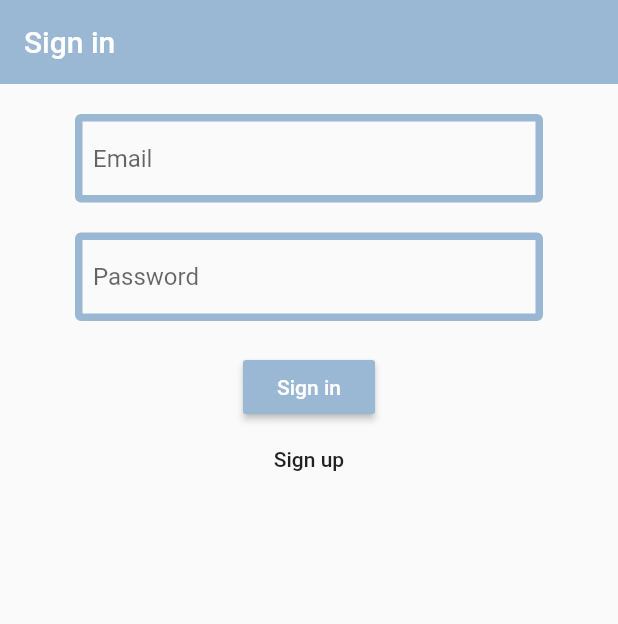
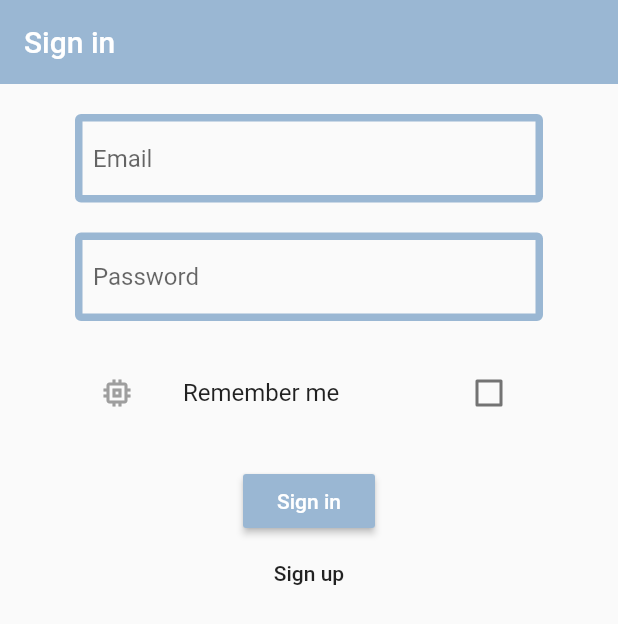
Before and after one commit to johncerpa/BuddyLists, a Flutter app: the screen it shows after launch, on a phone screen of 412 x 824 dp. Shown: the top 624 px of the screen. Run offline on Flutter 3.47's test engine with Material 2 defaults, Android fonts, the phone set to English and light mode, and no system bars; our stand-ins replace firebase_auth, flutter_spinkit, get_it, shared_preferences; accounts and stored records are empty.

Commit message:
Remember me

```diff
--- a/lib/screens/authentication/signin.dart
+++ b/lib/screens/authentication/signin.dart
@@ -7,6 +7,7 @@ import 'package:movilfinalapp/services/auth_provider.dart';
 import 'package:movilfinalapp/shared/constants.dart';
 import 'package:movilfinalapp/shared/loading.dart';
 import 'package:movilfinalapp/viewmodels/signin_vm.dart';
+import 'package:shared_preferences/shared_preferences.dart';
 
 class SignIn extends StatefulWidget {
   final Function toggleView;
@@ -22,6 +23,8 @@ class _SignInState extends State<SignIn> {
   TextEditingController passwordController = TextEditingController();
   final _formKey = GlobalKey<FormState>();
   final _scaffoldKey = GlobalKey<ScaffoldState>();
+
+  bool rememberMe = false;
 
   @override
   Widget build(BuildContext context) {
@@ -43,6 +46,10 @@ class _SignInState extends State<SignIn> {
                 ),
                 passwordField(),
                 SizedBox(height: 20.0),
+                rememberMeCheckbox(),
+                SizedBox(
+                  height: 20.0,
+                ),
                 signInButton(model),
                 FlatButton(
                     onPressed: () => widget.toggleView(),
@@ -55,12 +62,26 @@ class _SignInState extends State<SignIn> {
   }
 
   Widget emailField() {
+    return FutureBuilder(
+      future: getEmailAndPassword(),
+      builder: (BuildContext context, AsyncSnapshot s) {
+        if (s.hasData) {
+          if (s.data.email.length > 0 && s.data.rememberMe) {
+            emailController.text = s.data.email;
+            passwordController.text = s.data.password;
+          }
+        } else {
+          emailController.text = "";
+          passwordController.text = "";
+        }
+
         return TextFormField(
           controller: emailController,
           decoration: InputDecoration(
               hintText: 'Email',
               focusedBorder: OutlineInputBorder(
-              borderSide: BorderSide(color: Colors.greenAccent, width: 5.0)),
+                  borderSide:
+                      BorderSide(color: Colors.greenAccent, width: 5.0)),
               enabledBorder: OutlineInputBorder(
                 borderSide: BorderSide(color: appColor, width: 5.0),
               ),
@@ -75,6 +96,8 @@ class _SignInState extends State<SignIn> {
               return 'Email cannot be empty';
             }
             return null;
+          },
+        );
       },
     );
   }
@@ -108,6 +131,19 @@ class _SignInState extends State<SignIn> {
     );
   }
 
+  rememberMeCheckbox() {
+    return CheckboxListTile(
+        title: Text('Remember me'),
+        value: rememberMe,
+        onChanged: (bool value) {
+          AuthProvider ap = locator<AuthProvider>();
+          setState(() {
+            rememberMe = ap.setRememberMe(value);
+          });
+        },
+        secondary: const Icon(Icons.memory, color: Colors.grey));
+  }
+
   Widget signInButton(SignInViewModel model) {
     return RaisedButton(
       color: appColor,
@@ -115,9 +151,6 @@ class _SignInState extends State<SignIn> {
       onPressed: () async {
         if (_formKey.currentState.validate()) {
           try {
-            // TODO: remember me checkbox
-            bool rememberMe = false;
-
             User user = await model.signIn(
                 emailController.text, passwordController.text, rememberMe);
           } catch (error) {
@@ -131,4 +164,22 @@ class _SignInState extends State<SignIn> {
       },
     );
   }
+
+  getEmailAndPassword() async {
+    SharedPreferences prefs = await SharedPreferences.getInstance();
+    String email = prefs.getString("email") ?? "";
+    String password = prefs.getString("password") ?? "";
+    bool isRemembered = prefs.getBool("rememberMe") ?? false;
+
+    setState(() {
+      rememberMe = isRemembered;
+    });
+    return EmailPassword(email, password, isRemembered);
   }
+}
+
+class EmailPassword {
+  String email, password;
+  bool rememberMe;
+  EmailPassword(this.email, this.password, this.rememberMe);
+}
--- a/lib/services/auth_provider.dart
+++ b/lib/services/auth_provider.dart
@@ -55,12 +55,6 @@ class AuthProvider extends ChangeNotifier {
     }
   }
 
-  forgetPrefs() async {
-    final prefs = await SharedPreferences.getInstance();
-    prefs.remove('email');
-    prefs.remove('password');
-  }
-
   // Remember me logic
   rememberUser(String email, String password) async {
     final prefs = await SharedPreferences.getInstance();
--- a/lib/viewmodels/signin_vm.dart
+++ b/lib/viewmodels/signin_vm.dart
@@ -16,6 +16,12 @@ class SignInViewModel extends BaseModel {
     try {
       await authService.signIn(email, password);
       authProvider.setSignedIn(remember);
+
+      if (remember) {
+        authProvider.rememberUser(email, password);
+      } else {
+        authProvider.forgetUser();
+      }
     } catch (error) {
       throw error;
     }
```
Lines whose indentation alone changed are shown as unchanged.
